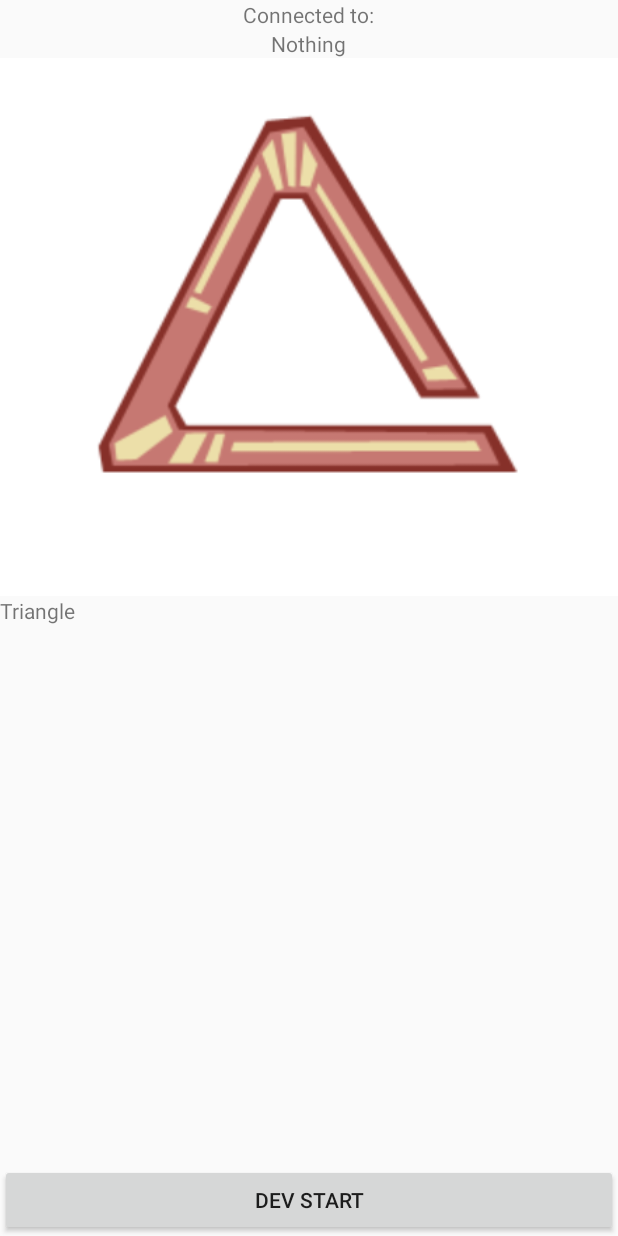
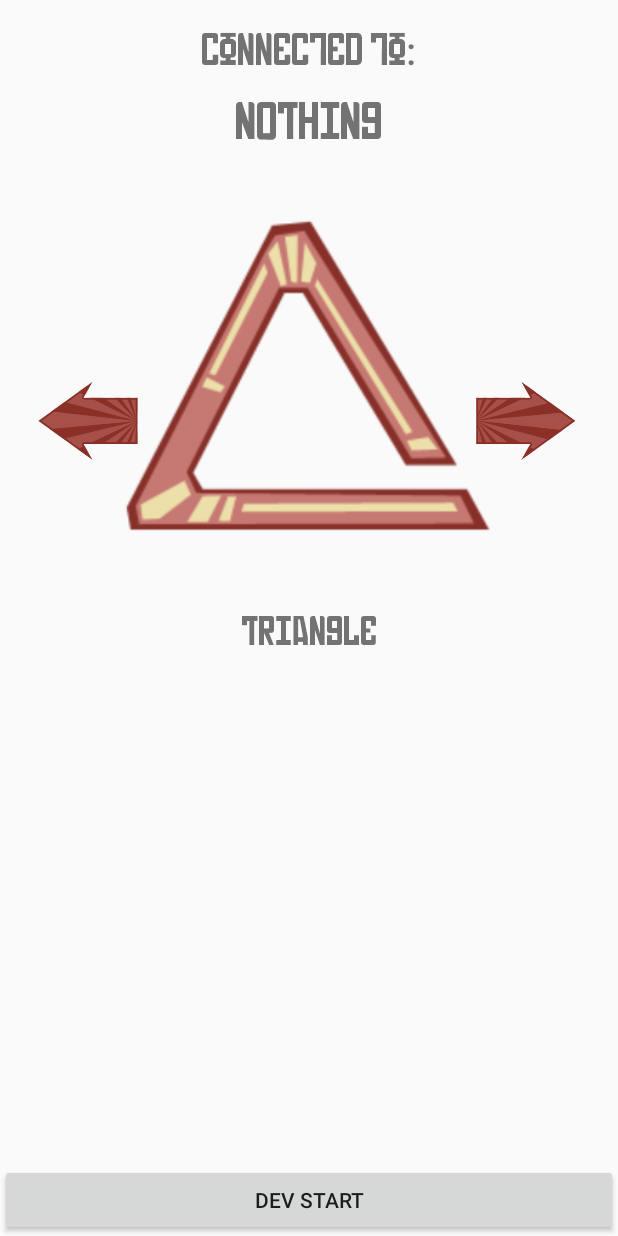
Before and after one commit to cjx3711/commductor, an Android app: the ClientLobbyActivity screen opened directly, with no data from a screen before it, on a phone screen of 412 x 824 dp. Run offline under Robolectric (Android 15) with nearby library versions, the light colour scheme and no system bars.

Commit message:
Added arrows and font

```diff
--- a/app/src/main/java/nus/cs4347/commductor/AppData.java
+++ b/app/src/main/java/nus/cs4347/commductor/AppData.java
@@ -2,6 +2,8 @@ package nus.cs4347.commductor;
 
 import android.bluetooth.BluetoothAdapter;
 import android.content.Context;
+import android.graphics.Typeface;
+import android.widget.TextView;
 
 import java.util.UUID;
 
@@ -26,6 +28,7 @@ public class AppData {
     private String uuidString;
     private UUID uuid;
     private LookUpTable lut;
+    private Typeface russian_font;
 
 
     public void init(Context appContext) {
@@ -34,6 +37,7 @@ public class AppData {
         uuidString = "493a221d-a5c4-44d3-82bc-bf961702a738";
         uuid = UUID.fromString(uuidString);
         lut = new LookUpTable(8000);
+        russian_font = Typeface.createFromAsset(getApplicationContext().getAssets(), "fonts/Russian.ttf");
     }
 
     public Context getApplicationContext() {
@@ -54,4 +58,8 @@ public class AppData {
     public LookUpTable getLUT () {
         return lut;
     }
+
+    public void setFont(TextView text) {
+        text.setTypeface(russian_font);
+    }
 }
--- a/app/src/main/java/nus/cs4347/commductor/ClientLobbyActivity.java
+++ b/app/src/main/java/nus/cs4347/commductor/ClientLobbyActivity.java
@@ -44,7 +44,9 @@ public class ClientLobbyActivity extends AppCompatActivity {
     Button devStartButton;
 
     // Feedback text views
+    TextView connectedToTextView;
     TextView connectedTextView;
+
     TextView selectedTextView;
 
     // Instrument pager
@@ -65,8 +67,12 @@ public class ClientLobbyActivity extends AppCompatActivity {
 
         pairedListview = (ListView)findViewById(R.id.listview_paired);
         connectedTextView = (TextView)findViewById(R.id.textview_connected_device);
+        connectedToTextView = (TextView)findViewById(R.id.textview_connected_to);
+        selectedTextView = (TextView)findViewById(R.id.textview_selected_instrument);
+        AppData.getInstance().setFont(connectedTextView);
+        AppData.getInstance().setFont(connectedToTextView);
+        AppData.getInstance().setFont(selectedTextView);
 
-        selectedTextView = (TextView)findViewById(R.id.textview_selected_instrument);
 
         instrumentPager = (ViewPager) findViewById(R.id.pager_instrument_select);
         instrumentPagerAdapter = new InstrumentPagerAdapter(this, this.getSupportFragmentManager());
--- a/app/src/main/java/nus/cs4347/commductor/display/InstrumentPagerAdapter.java
+++ b/app/src/main/java/nus/cs4347/commductor/display/InstrumentPagerAdapter.java
@@ -35,8 +35,8 @@ public class InstrumentPagerAdapter extends FragmentPagerAdapter implements View
 
         this.instrumentTypes = new ArrayList<>();
         instrumentTypes.add(InstrumentType.TRIANGLE);
+        instrumentTypes.add(InstrumentType.COCONUT);
         instrumentTypes.add(InstrumentType.PIANO);
-        instrumentTypes.add(InstrumentType.COCONUT);
         instrumentTypes.add(InstrumentType.DRUMS);
 
         this.pages = instrumentTypes.size();
--- a/app/src/main/res/layout/activity_client_lobby.xml
+++ b/app/src/main/res/layout/activity_client_lobby.xml
@@ -7,31 +7,66 @@
         android:layout_width="match_parent"
         android:layout_height="wrap_content"
         android:gravity="center_horizontal"
-        android:orientation="vertical">
+        android:orientation="vertical"
+        android:layout_margin="15dp">
         <TextView
+            android:id="@+id/textview_connected_to"
             android:layout_width="wrap_content"
             android:layout_height="wrap_content"
+            android:textSize="25sp"
+            android:layout_marginBottom="10dp"
             android:text="Connected to:"/>
         <TextView
             android:id="@+id/textview_connected_device"
             android:layout_width="wrap_content"
             android:layout_height="wrap_content"
-            android:text="Nothing"/>
+            android:textSize="30sp"
+            android:text="NOTHING"/>
     </LinearLayout>
 
-    <android.support.v4.view.ViewPager
-        android:id="@+id/pager_instrument_select"
+    <RelativeLayout
         android:layout_width="match_parent"
         android:layout_height="0dp"
         android:layout_weight="1"
-        android:layout_gravity="top"
-        android:background="#FFFFFF"
-        android:overScrollMode="never" />
-    <TextView
-        android:id="@+id/textview_selected_instrument"
-        android:layout_width="match_parent"
-        android:layout_height="wrap_content"
-        android:text="none"/>
+        android:paddingBottom="10dp">
+
+        <android.support.v4.view.ViewPager
+            android:id="@+id/pager_instrument_select"
+            android:layout_width="match_parent"
+            android:layout_height="match_parent"
+            android:layout_marginBottom="10dp"
+            android:overScrollMode="never" />
+
+        <ImageView
+            android:layout_width="80dp"
+            android:layout_height="80dp"
+            android:scaleType="fitCenter"
+            android:src="@drawable/arrow_left"
+            android:layout_alignParentLeft="true"
+            android:layout_centerVertical="true"
+            android:layout_marginLeft="20dp" />
+
+        <ImageView
+            android:layout_width="80dp"
+            android:layout_height="80dp"
+            android:scaleType="fitCenter"
+            android:src="@drawable/arrow_right"
+            android:layout_alignParentRight="true"
+            android:layout_centerVertical="true"
+            android:layout_marginRight="20dp" />
+
+        <TextView
+            android:id="@+id/textview_selected_instrument"
+            android:layout_width="match_parent"
+            android:layout_height="wrap_content"
+            android:text="none"
+            android:textAlignment="center"
+            android:textSize="23dp"
+            android:layout_alignParentBottom="true"
+            android:layout_alignParentStart="true" />
+    </RelativeLayout>
+
+
 
     <ListView
         android:id="@+id/listview_paired"
```
